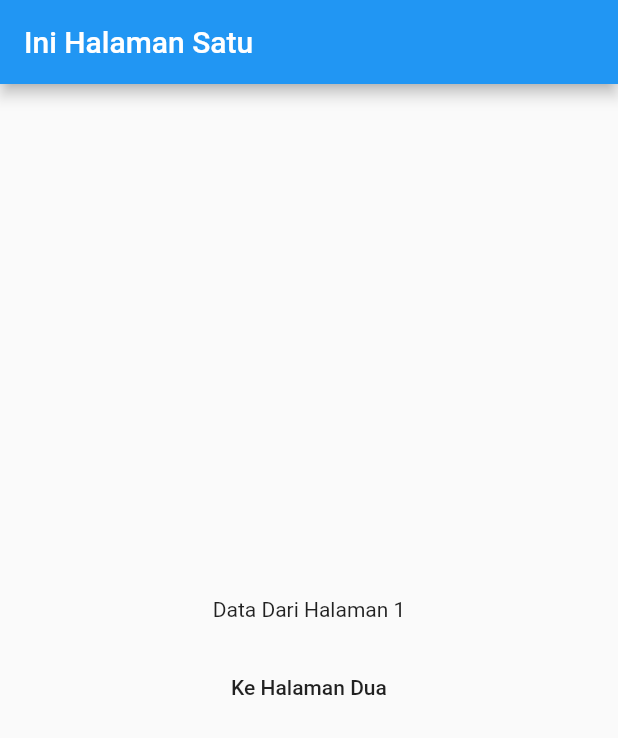
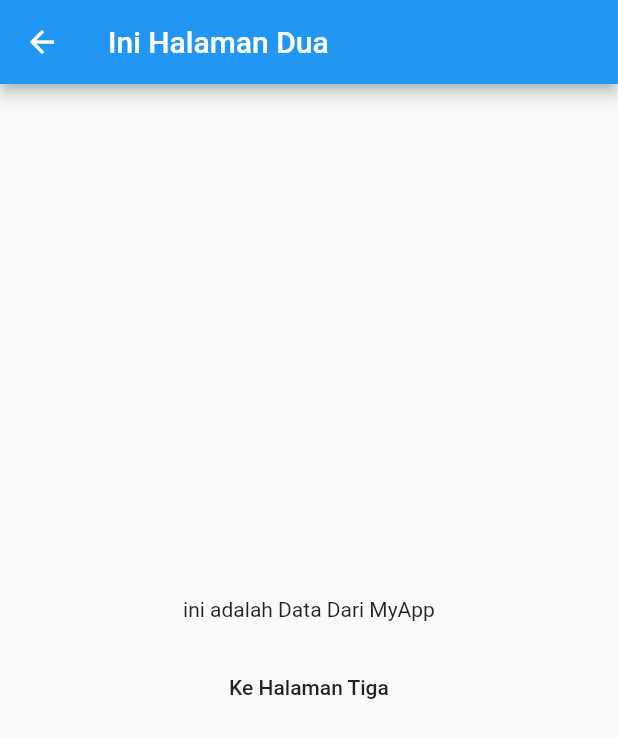
Before and after one commit to mrdemiadr/providerexample, a Flutter app: the screen it shows after launch, after a tap on "Ke Halaman Dua", on a phone screen of 412 x 824 dp. Shown: the top 738 px of the screen. Run offline on Flutter 3.47's test engine with Material 2 defaults, Android fonts, the light colour scheme and no system bars.

Commit message:
passing data dari myApp

```diff
--- a/lib/halamandua.dart
+++ b/lib/halamandua.dart
@@ -1,4 +1,5 @@
 import 'package:flutter/material.dart';
+import 'package:providerexample/halamantiga.dart';
 
 class HalamanDua extends StatelessWidget {
   final String myData;
@@ -19,7 +20,10 @@ class HalamanDua extends StatelessWidget {
             ),
             MaterialButton(
               child: Text('Ke Halaman Tiga'),
-              onPressed: () {},
+              onPressed: () {
+                Navigator.of(context).push(MaterialPageRoute(
+                    builder: (context) => HalamanTiga(myData)));
+              },
             )
           ],
         ),
--- a/lib/halamansatu.dart
+++ b/lib/halamansatu.dart
@@ -1,7 +1,9 @@
 import 'package:flutter/material.dart';
+import 'package:providerexample/halamandua.dart';
 
 class HalamanSatu extends StatelessWidget {
-  final String myData = 'Data Dari Halaman 1';
+  final String myData;
+  HalamanSatu(this.myData);
   @override
   Widget build(BuildContext context) {
     return Scaffold(
@@ -18,7 +20,11 @@ class HalamanSatu extends StatelessWidget {
             ),
             MaterialButton(
               child: Text('Ke Halaman Dua'),
-              onPressed: () {},
+              onPressed: () {
+                Navigator.of(context).push(MaterialPageRoute(
+                  builder: (context) => HalamanDua(myData),
+                ));
+              },
             )
           ],
         ),
--- a/lib/main.dart
+++ b/lib/main.dart
@@ -6,10 +6,11 @@ void main() {
 }
 
 class MyApp extends StatelessWidget {
+  final String myData = 'Data Dari MyApp';
   @override
   Widget build(BuildContext context) {
     return MaterialApp(
-      home: HalamanSatu(),
+      home: HalamanSatu(myData),
     );
   }
 }
```
Also changed, not shown: pubspec.yaml (+2 -11 lines), pubspec.lock, 1 other file.
